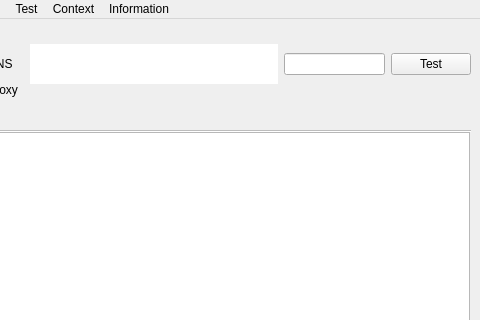
Old version of the form src/nekobox/ui/mainwindow.ui in the repository qr243vbi/nekobox; both pictures show x 363 to 843 and y 0 to 320 of the 843 by 600 pixel window.
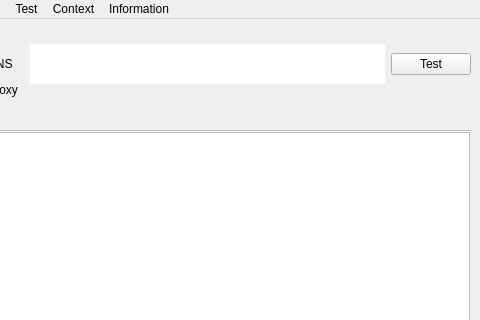
New version of the form. Icons and pictures are not drawn.

Patch:
```diff
--- a/src/nekobox/ui/mainwindow.ui
+++ b/src/nekobox/ui/mainwindow.ui
@@ -299,9 +299,6 @@
         </property>
        </widget>
       </item>
-      <item>
-       <widget class="QLineEdit" name="search_input"/>
-      </item>
       <item>
        <widget class="QPushButton" name="url_test_button">
         <property name="styleSheet">
```
